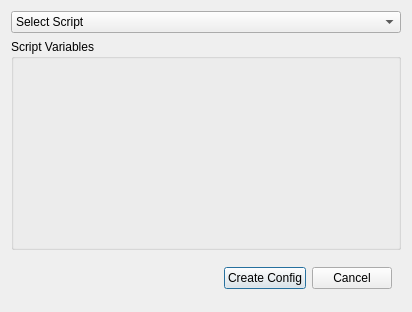
First picture: the form in opus_gui/config/datamanager/configuretool.ui, repository psrc/urbansim, before the edit.
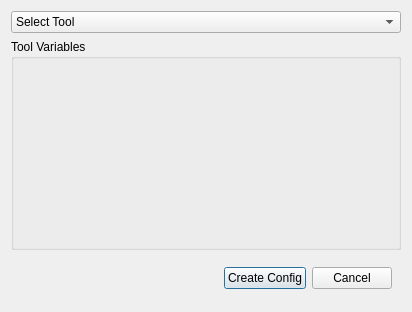
Second picture: the form after the edit.

Commit message: renaming script > tool continued

The edit to the form file:
```diff
--- a/opus_gui/config/datamanager/configuretool.ui
+++ b/opus_gui/config/datamanager/configuretool.ui
@@ -17,7 +17,7 @@
     <widget class="QComboBox" name="comboBox" >
      <item>
       <property name="text" >
-       <string>Select Script</string>
+       <string>Select Tool</string>
       </property>
      </item>
     </widget>
@@ -25,7 +25,7 @@
    <item>
     <widget class="QGroupBox" name="variableBox" >
      <property name="title" >
-      <string>Script Variables</string>
+      <string>Tool Variables</string>
      </property>
     </widget>
    </item>
```
Left out of the diff: 4 changed lines with no effect on the pictures. The commit also changes 1 other file.
